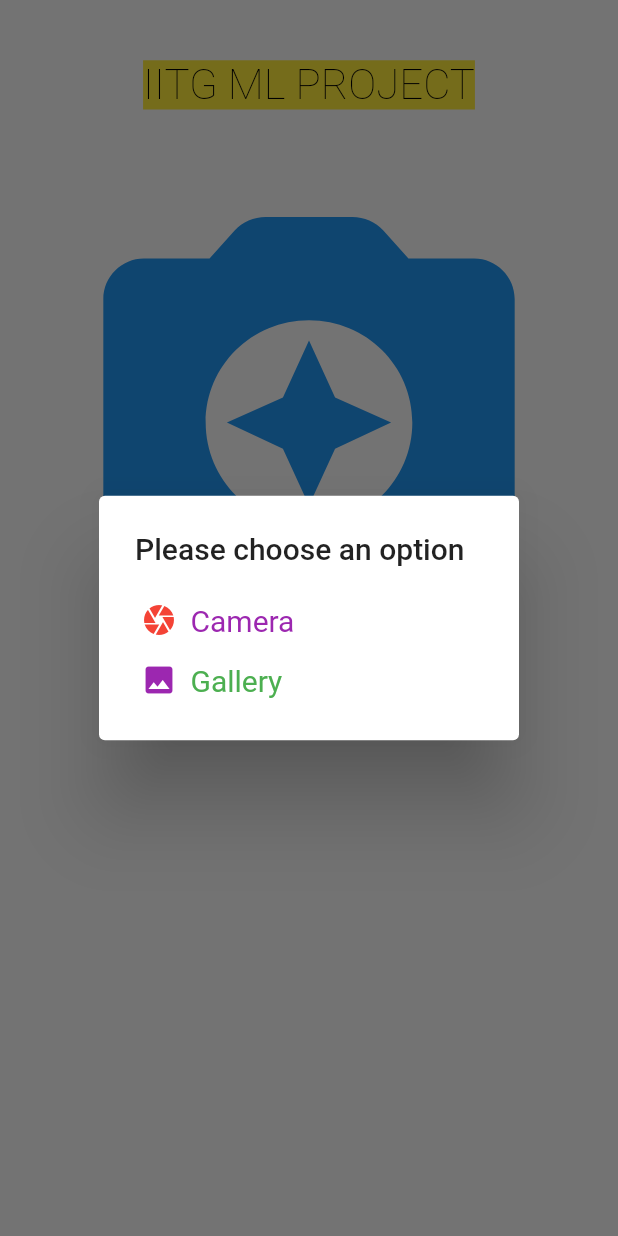
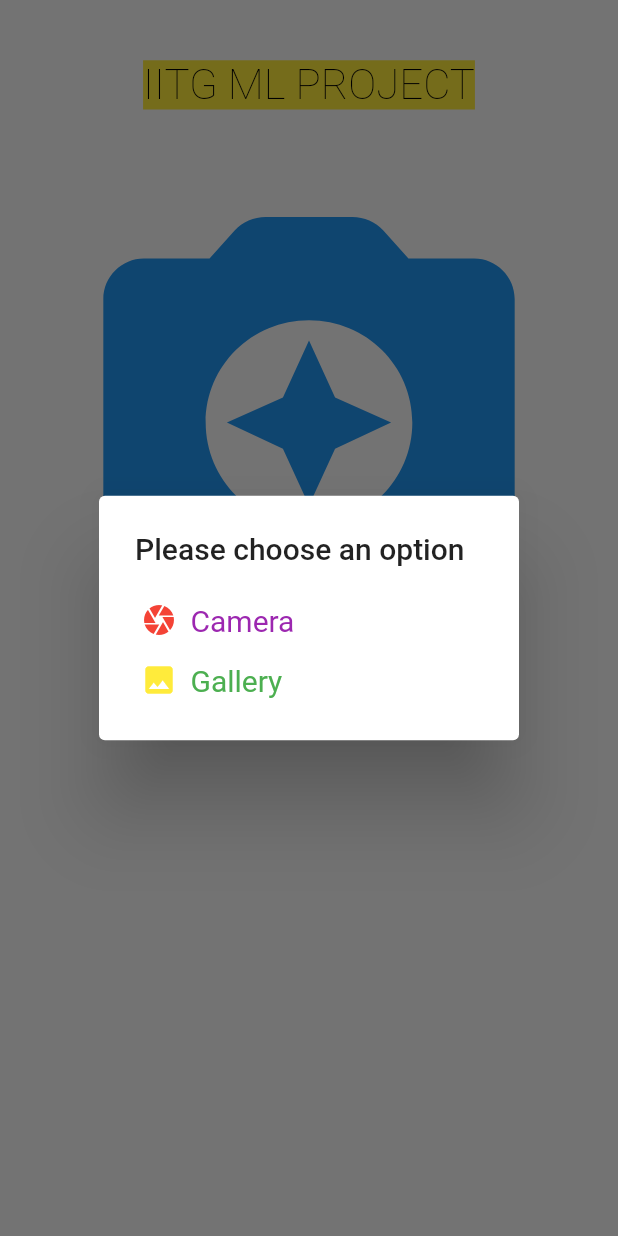
Before and after one commit to SpectrumStudio/IITG_Project, a Flutter app: the screen it shows after launch, after a tap on the "camera enhance" icon, on a phone screen of 412 x 824 dp. Run offline on Flutter 3.47's test engine with Material 2 defaults, Android fonts, the phone set to English and light mode, and no system bars; our stand-ins replace image_cropper, image_picker.

Commit message:
purple to yellow

```diff
--- a/lib/homepage.dart
+++ b/lib/homepage.dart
@@ -56,7 +56,7 @@ class _MyHomePageState extends State<MyHomePage> {
                     padding: EdgeInsets.all(4.0),
                     child: Icon(
                       Icons.image,
-                      color: Colors.purple,
+                      color: Colors.yellow,
                     ),
                   ),
                   SizedBox(width: 5,),
```
